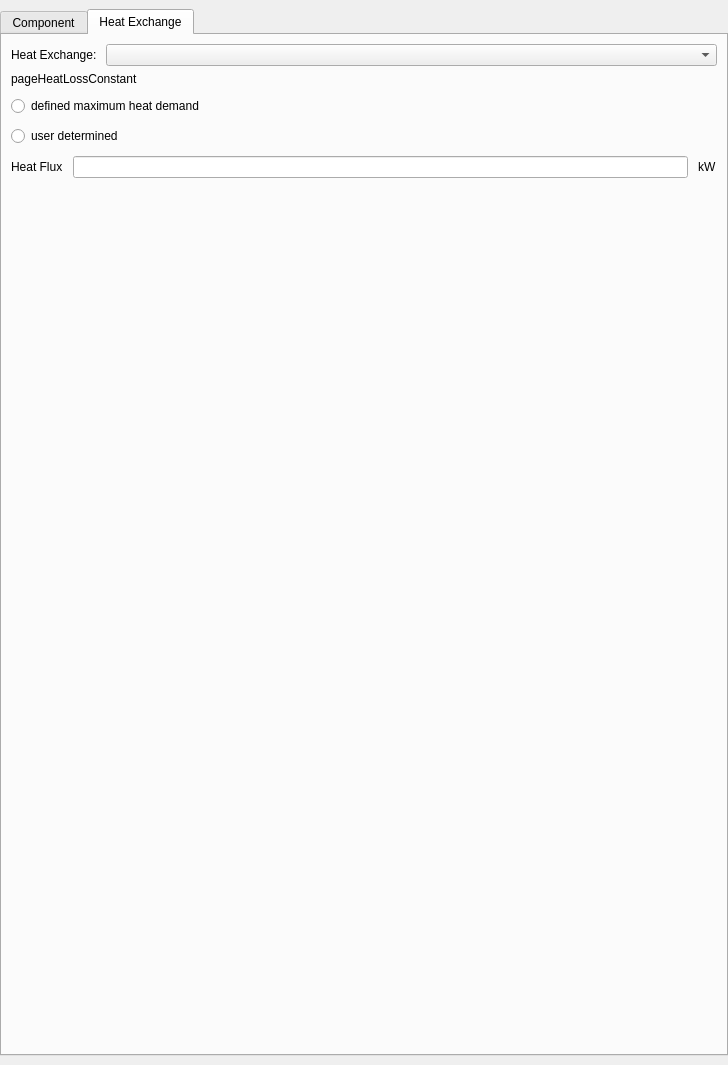
First picture: the form in SIM-VICUS/src/SVNetworkComponentEditWidget.ui, repository Brockaaa/SIM-VICUS, before the edit.
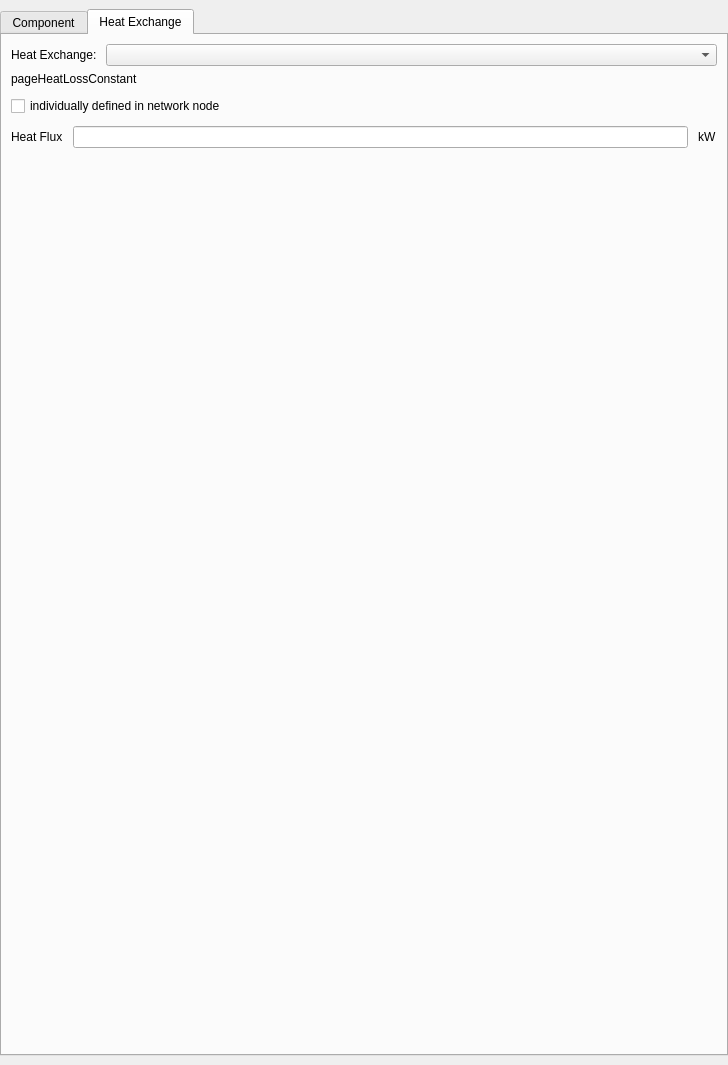
Second picture: the form after the edit. The open tabs and pages were chosen to show the change. Icons and pictures are not drawn. Custom widgets are drawn as their Qt base class.

Commit message: SVNetworkHeatExchange: HeatLossSpline: set proper formatters to lineEdits, furthert work on calculating the integral. HeatLossConstant: reworked

What changed in the file:
```diff
--- a/SIM-VICUS/src/SVNetworkComponentEditWidget.ui
+++ b/SIM-VICUS/src/SVNetworkComponentEditWidget.ui
@@ -775,23 +775,10 @@
             </widget>
            </item>
            <item>
-            <widget class="QRadioButton" name="radioButtonHeatLossConstantPredef">
+            <widget class="QCheckBox" name="checkBoxHeatLossConstantIndividual">
              <property name="text">
-              <string>defined maximum heat demand</string>
+              <string>individually defined in network node</string>
              </property>
-             <attribute name="buttonGroup">
-              <string notr="true">buttonGroupHeatLossConstant</string>
-             </attribute>
-            </widget>
-           </item>
-           <item>
-            <widget class="QRadioButton" name="radioButtonHeatLossConstantUser">
-             <property name="text">
-              <string>user determined</string>
-             </property>
-             <attribute name="buttonGroup">
-              <string notr="true">buttonGroupHeatLossConstant</string>
-             </attribute>
             </widget>
            </item>
            <item>
```
Left out of the diff: 2 changed lines with no effect on the pictures. The commit also changes 3 other files.
